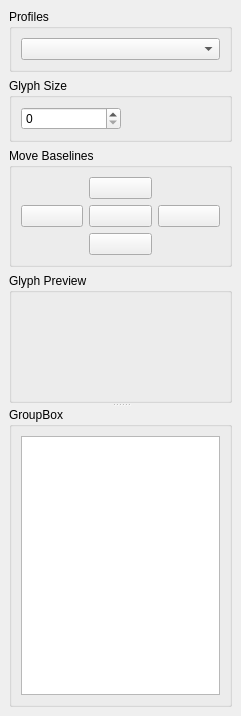
Qt form dockglyphs.ui (GrandFatherPikhto/Glyph) before a commit.
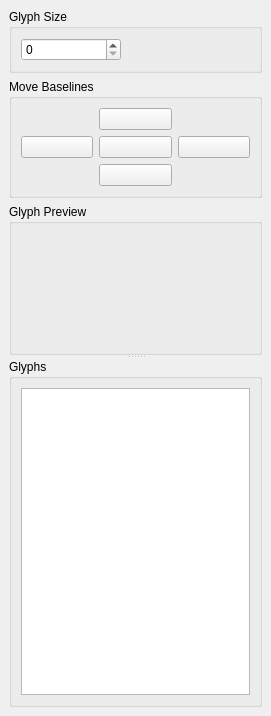
The same form after that commit. Icons and pictures are not drawn.

Diff of the .ui file:
```diff
--- a/dockglyphs.ui
+++ b/dockglyphs.ui
@@ -6,7 +6,7 @@
    <rect>
     <x>0</x>
     <y>0</y>
-    <width>241</width>
+    <width>271</width>
     <height>716</height>
    </rect>
   </property>
@@ -15,18 +15,6 @@
   </property>
   <widget class="QWidget" name="dockWidgetContents">
    <layout class="QVBoxLayout" name="verticalLayout_2">
-    <item>
-     <widget class="QGroupBox" name="groupBoxProfiles">
-      <property name="title">
-       <string>Profiles</string>
-      </property>
-      <layout class="QVBoxLayout" name="verticalLayout_3">
-       <item>
-        <widget class="QComboBox" name="comboBoxProfiles"/>
-       </item>
-      </layout>
-     </widget>
-    </item>
     <item>
      <widget class="QGroupBox" name="groupBoxGlyphSize">
       <property name="title">
@@ -209,7 +197,7 @@
       </widget>
       <widget class="QGroupBox" name="groupBoxGlyphs">
        <property name="title">
-        <string>GroupBox</string>
+        <string>Glyphs</string>
        </property>
        <layout class="QVBoxLayout" name="verticalLayout">
         <item>
```
